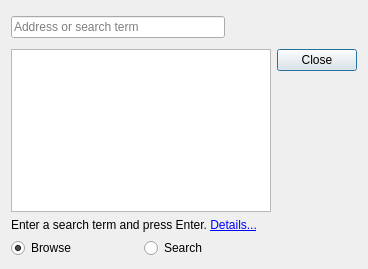
Qt form src/lib/GoToDialog.ui (KDE/marble) before a commit.
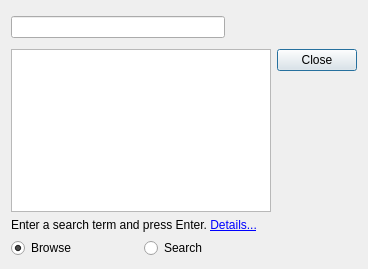
The same form after that commit.

Commit message:
Fix compilation with Qt < 4.7.
The placeholderText property was introduced in Qt 4.7 and uic does
not generate code compatible with older Qt versions.
CCMAIL:kde-i18n-doc@kde.org
@translators: The string is not new, but it might move from marble.po
to marble_qt.po by the patch. Sorry for that.

```diff
--- a/src/lib/GoToDialog.ui
+++ b/src/lib/GoToDialog.ui
@@ -17,11 +17,7 @@
    <item row="0" column="0">
     <layout class="QHBoxLayout" name="horizontalLayout_2">
      <item>
-      <widget class="QLineEdit" name="searchLineEdit">
-       <property name="placeholderText">
-        <string>Address or search term</string>
-       </property>
-      </widget>
+      <widget class="QLineEdit" name="searchLineEdit"/>
      </item>
      <item>
       <widget class="QPushButton" name="progress">
```
The commit also changes 1 other file.
